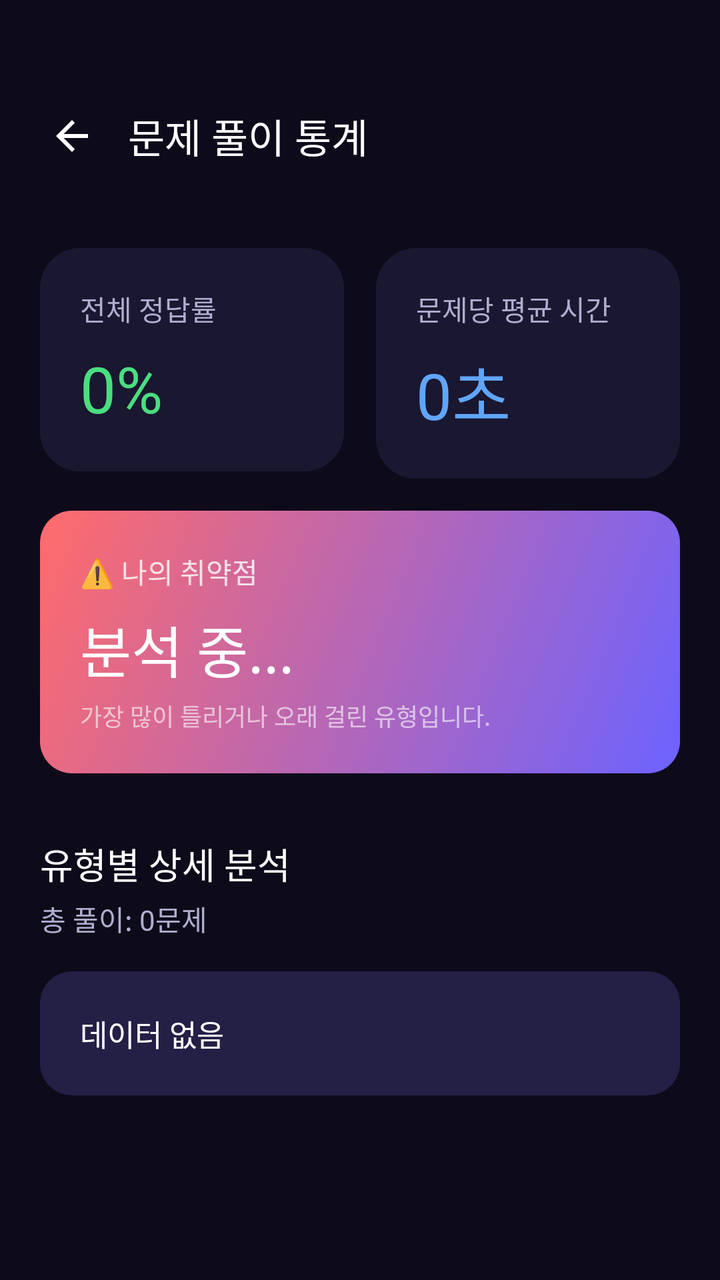
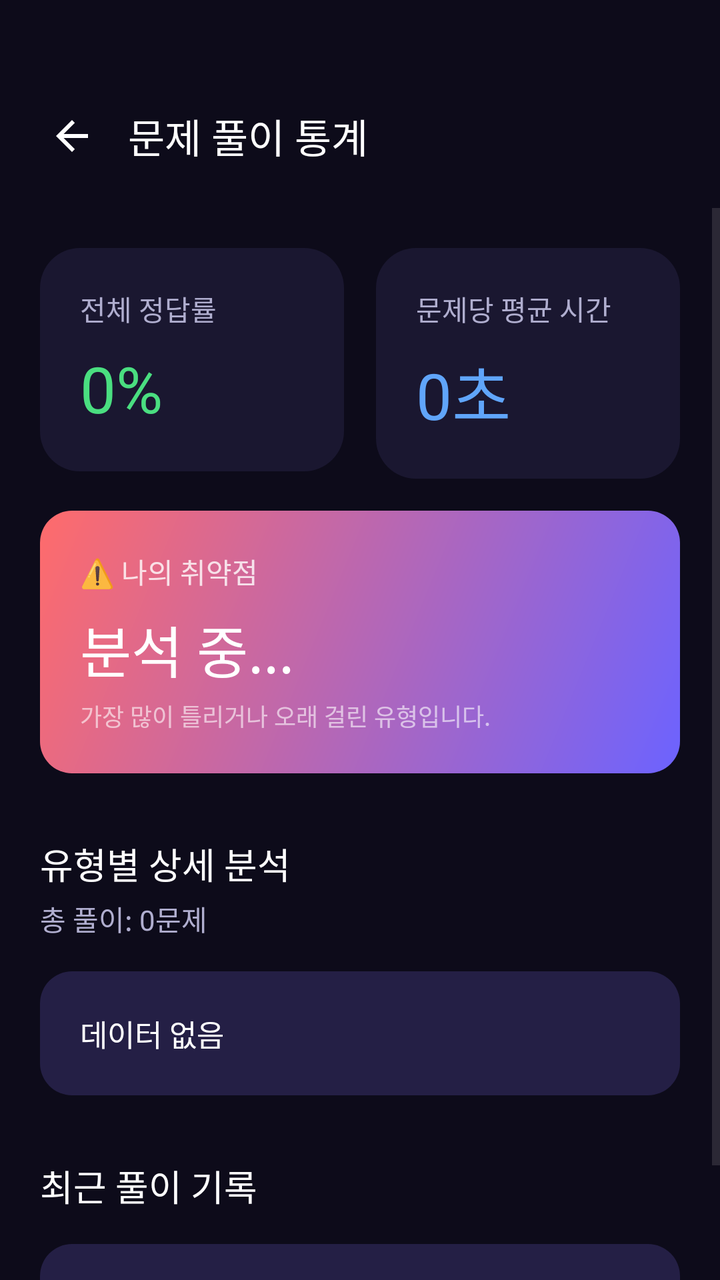

The first picture is an Android layout as it rendered before a commit; the second is the same layout after the commit. The layout source and the unified diff follow.
<!-- AndroidManifest.xml: application theme Theme.Smartalaram1 -->
<!-- res/layout/activity_stats.xml -->
<?xml version="1.0" encoding="utf-8"?>
<LinearLayout xmlns:android="http://schemas.android.com/apk/res/android"
    xmlns:app="http://schemas.android.com/apk/res-auto"
    android:layout_width="match_parent"
    android:layout_height="match_parent"
    android:background="@color/bg_dark"
    android:orientation="vertical">

    
    <LinearLayout
        android:layout_width="match_parent"
        android:layout_height="wrap_content"
        android:orientation="horizontal"
        android:gravity="center_vertical"
        android:paddingHorizontal="16dp"
        android:paddingTop="48dp"
        android:paddingBottom="16dp">

        <ImageView
            android:id="@+id/btnBack"
            android:layout_width="40dp"
            android:layout_height="40dp"
            android:padding="8dp"
            android:src="@drawable/ic_back"
            app:tint="@color/text_primary"
            android:clickable="true"
            android:focusable="true" />

        <TextView
            android:layout_width="wrap_content"
            android:layout_height="wrap_content"
            android:text="문제 풀이 통계"
            android:textColor="@color/text_primary"
            android:textSize="20sp"
            android:fontFamily="sans-serif-medium"
            android:layout_marginStart="8dp" />
    </LinearLayout>

    <ScrollView
        android:layout_width="match_parent"
        android:layout_height="match_parent">

        <LinearLayout
            android:layout_width="match_parent"
            android:layout_height="wrap_content"
            android:orientation="vertical"
            android:padding="20dp">

            
            <LinearLayout
                android:layout_width="match_parent"
                android:layout_height="wrap_content"
                android:orientation="horizontal"
                android:baselineAligned="false">

                
                <LinearLayout
                    android:layout_width="0dp"
                    android:layout_height="wrap_content"
                    android:layout_weight="1"
                    android:orientation="vertical"
                    android:background="@drawable/bg_card"
                    android:padding="20dp"
                    android:layout_marginEnd="8dp">

                    <TextView
                        android:layout_width="wrap_content"
                        android:layout_height="wrap_content"
                        android:text="전체 정답률"
                        android:textColor="@color/text_secondary"
                        android:textSize="14sp" />
                    
                    <TextView
                        android:id="@+id/tvTotalAccuracy"
                        android:layout_width="wrap_content"
                        android:layout_height="wrap_content"
                        android:text="0%"
                        android:textColor="@color/quiz_correct"
                        android:textSize="32sp"
                        android:fontFamily="sans-serif-bold"
                        android:layout_marginTop="8dp" />
                </LinearLayout>

                
                <LinearLayout
                    android:layout_width="0dp"
                    android:layout_height="wrap_content"
                    android:layout_weight="1"
                    android:orientation="vertical"
                    android:background="@drawable/bg_card"
                    android:padding="20dp"
                    android:layout_marginStart="8dp">

                    <TextView
                        android:layout_width="wrap_content"
                        android:layout_height="wrap_content"
                        android:text="문제당 평균 시간"
                        android:textColor="@color/text_secondary"
                        android:textSize="14sp" />

                    <TextView
                        android:id="@+id/tvAvgTime"
                        android:layout_width="wrap_content"
                        android:layout_height="wrap_content"
                        android:text="0초"
                        android:textColor="@color/info"
                        android:textSize="32sp"
                        android:fontFamily="sans-serif-bold"
                        android:layout_marginTop="8dp" />
                </LinearLayout>
            </LinearLayout>

            
            <LinearLayout
                android:layout_width="match_parent"
                android:layout_height="wrap_content"
                android:orientation="vertical"
                android:background="@drawable/bg_gradient_primary"
                android:padding="20dp"
                android:layout_marginTop="16dp">

                <TextView
                    android:layout_width="wrap_content"
                    android:layout_height="wrap_content"
                    android:text="⚠️ 나의 취약점"
                    android:textColor="#CCFFFFFF"
                    android:textSize="14sp" />

                <TextView
                    android:id="@+id/tvWeakness"
                    android:layout_width="wrap_content"
                    android:layout_height="wrap_content"
                    android:text="분석 중..."
                    android:textColor="@color/white"
                    android:textSize="28sp"
                    android:fontFamily="sans-serif-bold"
                    android:layout_marginTop="8dp" />
                    
                <TextView
                    android:layout_width="wrap_content"
                    android:layout_height="wrap_content"
                    android:text="가장 많이 틀리거나 오래 걸린 유형입니다."
                    android:textColor="#99FFFFFF"
                    android:textSize="12sp"
                    android:layout_marginTop="4dp" />
            </LinearLayout>

            
            <TextView
                android:layout_width="wrap_content"
                android:layout_height="wrap_content"
                android:text="유형별 상세 분석"
                android:textColor="@color/text_primary"
                android:textSize="18sp"
                android:fontFamily="sans-serif-medium"
                android:layout_marginTop="32dp" />

            <TextView
                android:id="@+id/tvTotalAttempt"
                android:layout_width="wrap_content"
                android:layout_height="wrap_content"
                android:text="총 풀이: 0문제"
                android:textColor="@color/text_secondary"
                android:textSize="14sp"
                android:layout_marginTop="4dp" />

            <LinearLayout
                android:layout_width="match_parent"
                android:layout_height="wrap_content"
                android:orientation="vertical"
                android:background="@drawable/bg_card_elevated"
                android:padding="20dp"
                android:layout_marginTop="16dp">

                <TextView
                    android:id="@+id/tvStatDetails"
                    android:layout_width="match_parent"
                    android:layout_height="wrap_content"
                    android:text="데이터 없음"
                    android:textColor="@color/text_primary"
                    android:textSize="15sp"
                    android:lineSpacingExtra="4dp" />
            </LinearLayout>

        </LinearLayout>
    </ScrollView>
</LinearLayout>
<!-- resources referenced by this layout -->
<resources>
  <color name="bg_dark">#0D0B1A</color>
  <color name="info">#60A5FA</color>
  <color name="quiz_correct">#4ADE80</color>
  <color name="text_primary">#FFFFFF</color>
  <color name="text_secondary">#B0AECF</color>
  <color name="white">#FFFFFFFF</color>
  <!-- drawable bg_card (drawable) -->
  <?xml version="1.0" encoding="utf-8"?>
  <shape xmlns:android="http://schemas.android.com/apk/res/android"
      android:shape="rectangle">
      <solid android:color="@color/bg_card" />
      <corners android:radius="20dp" />
  </shape>
  <!-- drawable bg_card_elevated (drawable) -->
  <?xml version="1.0" encoding="utf-8"?>
  <shape xmlns:android="http://schemas.android.com/apk/res/android"
      android:shape="rectangle">
      <solid android:color="@color/bg_card_elevated" />
      <corners android:radius="16dp" />
  </shape>
  <!-- drawable bg_gradient_primary (drawable) -->
  <?xml version="1.0" encoding="utf-8"?>
  <shape xmlns:android="http://schemas.android.com/apk/res/android"
      android:shape="rectangle">
      <gradient
          android:startColor="@color/gradient_start"
          android:endColor="@color/gradient_end"
          android:angle="135" />
      <corners android:radius="16dp" />
  </shape>
  <!-- drawable ic_back (drawable) -->
  <?xml version="1.0" encoding="utf-8"?>
  <vector xmlns:android="http://schemas.android.com/apk/res/android"
      android:width="24dp"
      android:height="24dp"
      android:viewportWidth="24"
      android:viewportHeight="24">
      <path
          android:fillColor="#FFFFFF"
          android:pathData="M20,11H7.83l5.59,-5.59L12,4l-8,8 8,8 1.41,-1.41L7.83,13H20v-2z" />
  </vector>
  <style name="Theme.Smartalaram1" parent="Base.Theme.Smartalaram1" />
  <color name="bg_card">#1A1730</color>
  <color name="bg_card_elevated">#241F45</color>
  <color name="gradient_start">#6C63FF</color>
  <color name="gradient_end">#FF6B6B</color>
  <style name="Base.Theme.Smartalaram1" parent="Theme.Material3.DayNight.NoActionBar">
          <item name="colorPrimary">@color/primary</item>
          <item name="colorPrimaryDark">@color/primary_dark</item>
          <item name="colorAccent">@color/accent</item>
          <item name="android:windowBackground">@color/bg_dark</item>
          <item name="android:statusBarColor">@color/bg_dark</item>
          <item name="android:navigationBarColor">@color/bg_dark</item>
          <item name="android:windowLightStatusBar">false</item>
      </style>
  <color name="primary">#6C63FF</color>
  <color name="primary_dark">#5A52D5</color>
  <color name="accent">#FF6B6B</color>
</resources>

<!-- the commit's change to res/layout/activity_stats.xml (unified diff, before → after) -->
@@ -182,6 +182,34 @@
                     android:lineSpacingExtra="4dp" />
             </LinearLayout>
 
+            <TextView
+                android:layout_width="wrap_content"
+                android:layout_height="wrap_content"
+                android:text="최근 풀이 기록"
+                android:textColor="@color/text_primary"
+                android:textSize="18sp"
+                android:fontFamily="sans-serif-medium"
+                android:layout_marginTop="32dp" />
+
+            <LinearLayout
+                android:layout_width="match_parent"
+                android:layout_height="wrap_content"
+                android:orientation="vertical"
+                android:background="@drawable/bg_card_elevated"
+                android:padding="20dp"
+                android:layout_marginTop="16dp">
+
+                <TextView
+                    android:id="@+id/tvRecentDetails"
+                    android:layout_width="match_parent"
+                    android:layout_height="wrap_content"
+                    android:text="최근 풀이 기록이 없습니다."
+                    android:textColor="@color/text_primary"
+                    android:textSize="15sp"
+                    android:lineSpacingExtra="4dp" />
+
+            </LinearLayout>
+
         </LinearLayout>
     </ScrollView>
 </LinearLayout>
